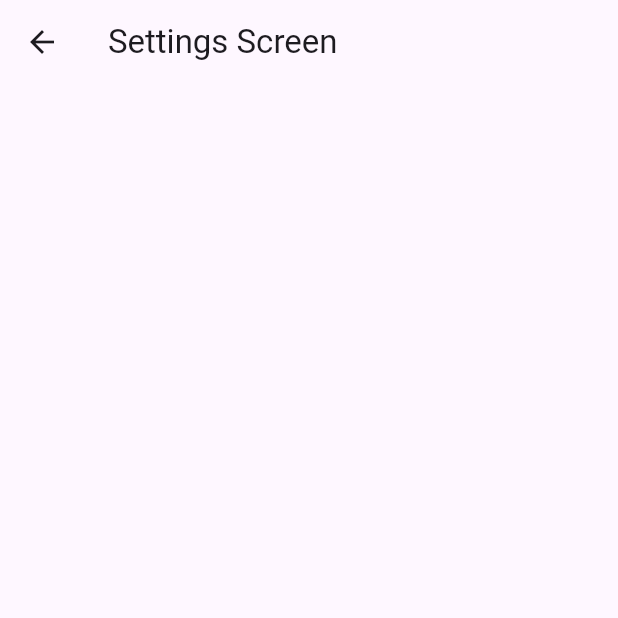
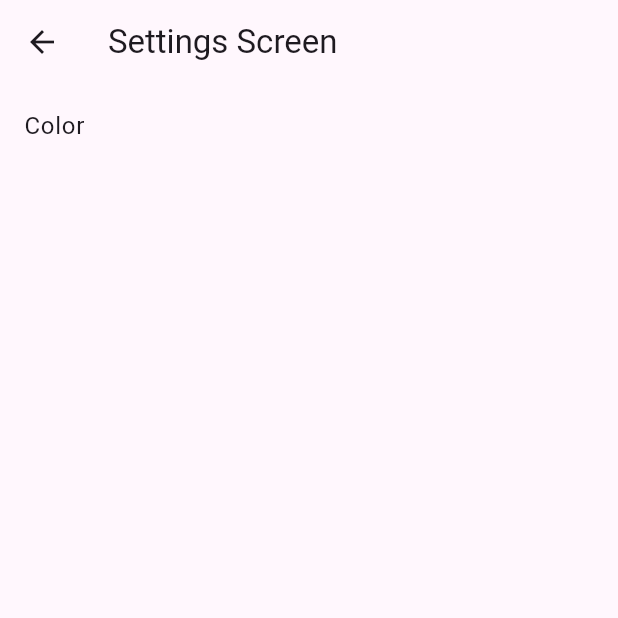
Before and after one commit to vishag002/theme_launcher, a Flutter app: the screen it shows after launch, scrolled down 576 dp, after a tap on the "settings" icon, on a phone screen of 412 x 824 dp, the top half of it. Run offline on Flutter 3.47's test engine with Material 3 defaults, Android fonts, the light colour scheme and no system bars; our stand-ins replace flutter_colorpicker, flutter_riverpod, get; missing offline and left inert: installed_apps.

Commit message:
color_picker

```diff
--- a/lib/main.dart
+++ b/lib/main.dart
@@ -1,20 +1,24 @@
 import 'package:flutter/material.dart';
 import 'package:flutter_riverpod/flutter_riverpod.dart';
 import 'package:get/get.dart';
+import 'package:theme_launcher/provider/color_scheme_provider.dart';
 import 'package:theme_launcher/views/main_screen.dart';
 
 void main() {
-  runApp(ProviderScope(child: MyApp()));
+  runApp(const ProviderScope(child: MyApp()));
 }
 
-class MyApp extends StatelessWidget {
+class MyApp extends ConsumerWidget {
   const MyApp({super.key});
 
   @override
-  Widget build(BuildContext context) {
+  Widget build(BuildContext context, WidgetRef ref) {
+    final theme = ref.watch(themeProvider);
+
     return GetMaterialApp(
+      theme: theme,
       debugShowCheckedModeBanner: false,
-      home: MainScreen(),
+      home: const MainScreen(),
     );
   }
 }
--- /dev/null
+++ b/lib/provider/color_scheme_provider.dart
@@ -0,0 +1,46 @@
+// main.dart
+import 'package:flutter/material.dart';
+import 'package:flutter_riverpod/flutter_riverpod.dart';
+
+// Theme provider to manage app-wide theme
+final themeProvider = StateNotifierProvider<ThemeNotifier, ThemeData>((ref) {
+  return ThemeNotifier();
+});
+
+class ThemeNotifier extends StateNotifier<ThemeData> {
+  ThemeNotifier()
+      : super(
+          ThemeData(
+            primaryColor: const Color(0xff443a49),
+            colorScheme: ColorScheme.fromSeed(
+              seedColor: const Color(0xff443a49),
+              primary: const Color(0xff443a49),
+              secondary: const Color(0xff443a49),
+            ),
+          ),
+        );
+
+  void updateTheme(Color primaryColor, Color secondaryColor) {
+    state = ThemeData(
+      primaryColor: primaryColor,
+      scaffoldBackgroundColor: primaryColor,
+      colorScheme: ColorScheme.fromSeed(
+        seedColor: primaryColor,
+        primary: primaryColor,
+        secondary: secondaryColor,
+      ),
+      textTheme: TextTheme(
+        bodyLarge: TextStyle(color: secondaryColor),
+        bodyMedium: TextStyle(color: secondaryColor),
+        titleLarge: TextStyle(color: secondaryColor),
+        titleMedium: TextStyle(color: secondaryColor),
+        titleSmall: TextStyle(color: secondaryColor),
+      ),
+      appBarTheme: AppBarTheme(
+        backgroundColor: primaryColor,
+        titleTextStyle: TextStyle(color: secondaryColor, fontSize: 20),
+        iconTheme: IconThemeData(color: secondaryColor),
+      ),
+    );
+  }
+}
--- a/lib/views/apps_screen.dart
+++ b/lib/views/apps_screen.dart
@@ -19,8 +19,8 @@ class AppListScreen extends ConsumerWidget {
           final appIcon = iconPath != null
               ? Image.file(
                   File(iconPath),
-                  width: 40,
-                  height: 40,
+                  width: 30,
+                  height: 30,
                 )
               : const Icon(Icons.apps);
 
@@ -31,7 +31,7 @@ class AppListScreen extends ConsumerWidget {
                 ? TextAlign.center
                 : TextAlign.left,
             overflow: TextOverflow.fade,
-            maxLines: 2,
+            maxLines: 1,
           );
 
           return InkWell(
--- a/lib/views/settings_screen.dart
+++ b/lib/views/settings_screen.dart
@@ -1,4 +1,6 @@
 import 'package:flutter/material.dart';
+import 'package:get/get.dart';
+import 'package:theme_launcher/views/color_picker_screen.dart';
 
 class SettingsScreen extends StatelessWidget {
   const SettingsScreen({super.key});
@@ -9,6 +11,16 @@ class SettingsScreen extends StatelessWidget {
       appBar: AppBar(
         title: Text("Settings Screen"),
       ),
+      body: ListView(
+        children: [
+          ListTile(
+            title: Text("Color"),
+            onTap: () {
+              Get.to(ColorPickerScreen());
+            },
+          )
+        ],
+      ),
     );
   }
 }
--- a/pubspec.yaml
+++ b/pubspec.yaml
@@ -31,6 +31,7 @@ dependencies:
   cupertino_icons: ^1.0.6
   flutter:
     sdk: flutter
+  flutter_colorpicker: ^1.1.0
   flutter_riverpod: ^2.6.1
   get: ^4.6.6
   installed_apps: ^1.5.0
```
Also changed, not shown: lib/views/color_picker_screen.dart (added, +125 -0 lines), lib/widgets/color_picker.dart (added, +120 -0 lines), pubspec.lock.
